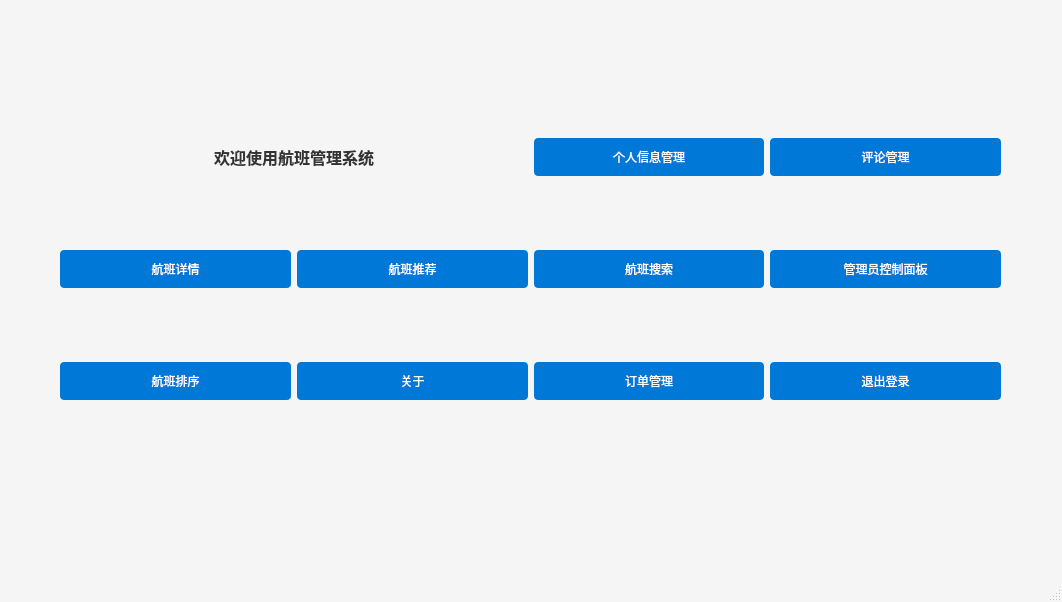
Old version of the form ui/main_manager.ui in the repository ABLingss/UESTC-PBLF--.
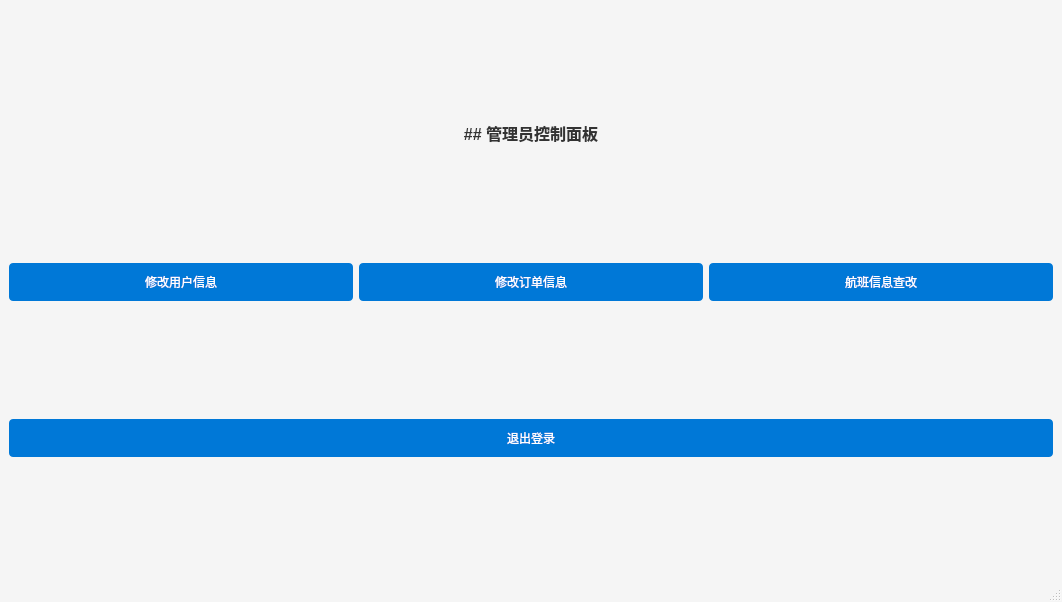
New version of the form.

```diff
--- a/ui/main_manager.ui
+++ b/ui/main_manager.ui
@@ -40,101 +40,67 @@
 }</string>
   </property>
   <widget class="QWidget" name="centralwidget">
-   <widget class="QWidget" name="layoutWidget">
-    <property name="geometry">
-     <rect>
-      <x>60</x>
-      <y>70</y>
-      <width>941</width>
-      <height>401</height>
-     </rect>
-    </property>
     <layout class="QGridLayout" name="gridLayout">
-     <item row="4" column="2">
-      <widget class="QPushButton" name="orderManagementButton">
+    <item row="1" column="0">
+     <widget class="QPushButton" name="profileManagementButton">
+      <property name="cursor">
+       <cursorShape>PointingHandCursor</cursorShape>
+      </property>
        <property name="text">
-        <string>订单管理</string>
+       <string>修改用户信息</string>
        </property>
       </widget>
      </item>
-     <item row="4" column="1">
-      <widget class="QPushButton" name="pushButton_2">
+    <item row="1" column="1">
+     <widget class="QPushButton" name="orderchangebutton">
        <property name="text">
-        <string>关于</string>
+       <string>修改订单信息</string>
        </property>
       </widget>
      </item>
-     <item row="4" column="0">
-      <widget class="QPushButton" name="flightSortButton">
+    <item row="1" column="2">
+     <widget class="QPushButton" name="InsertAndDeleteButton">
+      <property name="cursor">
+       <cursorShape>PointingHandCursor</cursorShape>
+      </property>
        <property name="text">
-        <string>航班排序</string>
+       <string>航班信息查改</string>
        </property>
       </widget>
      </item>
-     <item row="0" column="0" colspan="2">
+    <item row="2" column="0" colspan="3">
+     <widget class="QPushButton" name="pushButton">
+      <property name="cursor">
+       <cursorShape>PointingHandCursor</cursorShape>
+      </property>
+      <property name="text">
+       <string>退出登录</string>
+      </property>
+     </widget>
+    </item>
+    <item row="0" column="0" colspan="3">
       <widget class="QLabel" name="welcomeLabel">
+      <property name="sizePolicy">
+       <sizepolicy hsizetype="Preferred" vsizetype="Maximum">
+        <horstretch>0</horstretch>
+        <verstretch>0</verstretch>
+       </sizepolicy>
+      </property>
        <property name="layoutDirection">
         <enum>Qt::LeftToRight</enum>
        </property>
        <property name="text">
-        <string>欢迎使用航班管理系统</string>
+       <string>## 管理员控制面板</string>
+      </property>
+      <property name="textFormat">
+       <enum>Qt::MarkdownText</enum>
        </property>
        <property name="alignment">
         <set>Qt::AlignCenter</set>
        </property>
       </widget>
      </item>
-     <item row="2" column="1">
-      <widget class="QPushButton" name="flightRecommendationButton">
-       <property name="text">
-        <string>航班推荐</string>
-       </property>
-      </widget>
-     </item>
-     <item row="0" column="3">
-      <widget class="QPushButton" name="commentManagementButton">
-       <property name="text">
-        <string>评论管理</string>
-       </property>
-      </widget>
-     </item>
-     <item row="2" column="0">
-      <widget class="QPushButton" name="flightDetailsButton">
-       <property name="text">
-        <string>航班详情</string>
-       </property>
-      </widget>
-     </item>
-     <item row="0" column="2">
-      <widget class="QPushButton" name="profileManagementButton">
-       <property name="text">
-        <string>个人信息管理</string>
-       </property>
-      </widget>
-     </item>
-     <item row="2" column="2">
-      <widget class="QPushButton" name="flightSearchButton">
-       <property name="text">
-        <string>航班搜索</string>
-       </property>
-      </widget>
-     </item>
-     <item row="4" column="3">
-      <widget class="QPushButton" name="pushButton">
-       <property name="text">
-        <string>退出登录</string>
-       </property>
-      </widget>
-     </item>
-     <item row="2" column="3">
-      <widget class="QPushButton" name="pushButton_3">
-       <property name="text">
-        <string>管理员控制面板</string>
-       </property>
-      </widget>
-     </item>
-    </layout>
-   </widget>
+   </layout>
   </widget>
   <widget class="QMenuBar" name="menuBar">
    <property name="geometry">
```
Lines whose indentation alone changed are shown as unchanged.
